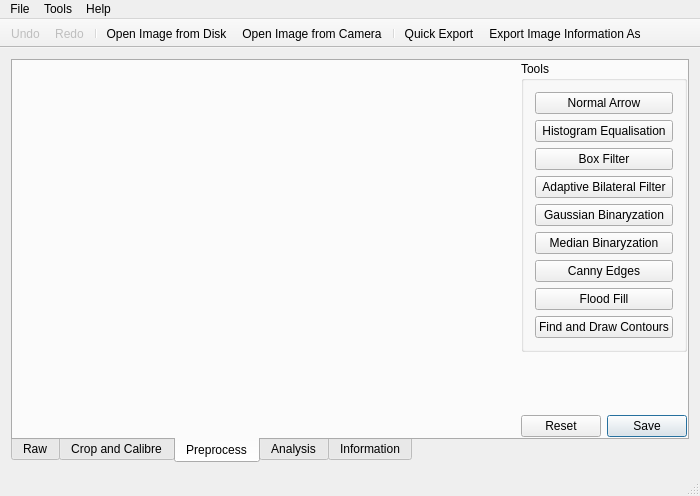
librehat/caiga, file gui/mainwindow.ui: the form before one commit.
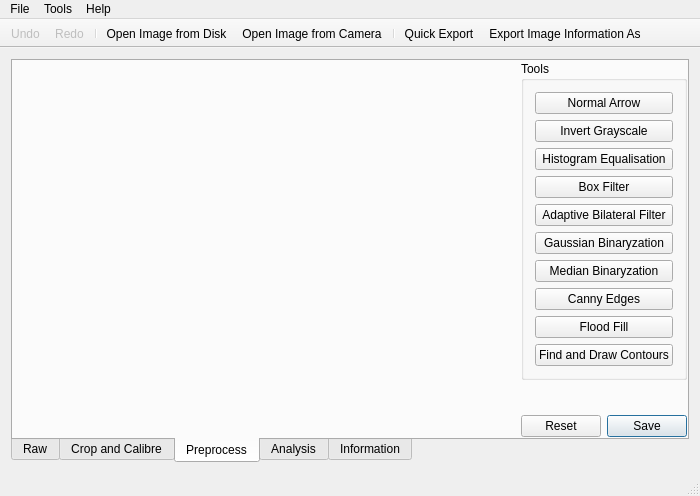
The form after the commit. The open tabs and pages were chosen to show the change. Icons and pictures are not drawn. Custom widgets are drawn as their Qt base class.

Commit message: add invert grayscale work to preTab.

```diff
--- a/gui/mainwindow.ui
+++ b/gui/mainwindow.ui
@@ -227,6 +227,13 @@
              </property>
             </widget>
            </item>
+           <item>
+            <widget class="QPushButton" name="invertGrayscaleButton">
+             <property name="text">
+              <string>Invert Grayscale</string>
+             </property>
+            </widget>
+           </item>
            <item>
             <widget class="QPushButton" name="histEqualiseButton">
              <property name="text">
```
Left out of the diff: 2 changed lines with no effect on the pictures. The commit also changes 13 other files.
